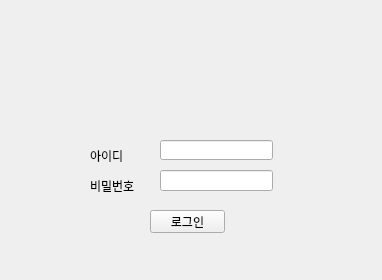
Old version of the form ui/login.ui in the repository gigeon/car_detection.
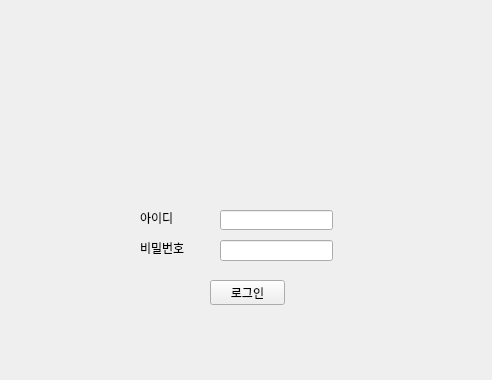
New version of the form.

Commit message: 로그인 ui 사이즈 변경 및 main ui 생성

The edit to the form file:
```diff
--- a/ui/login.ui
+++ b/ui/login.ui
@@ -6,20 +6,26 @@
    <rect>
     <x>0</x>
     <y>0</y>
-    <width>382</width>
-    <height>280</height>
+    <width>492</width>
+    <height>380</height>
    </rect>
   </property>
+  <property name="maximumSize">
+   <size>
+    <width>492</width>
+    <height>380</height>
+   </size>
+  </property>
   <property name="windowTitle">
    <string>Form</string>
   </property>
   <widget class="QLabel" name="id_label">
    <property name="geometry">
     <rect>
-     <x>90</x>
-     <y>150</y>
-     <width>56</width>
-     <height>12</height>
+     <x>140</x>
+     <y>210</y>
+     <width>81</width>
+     <height>16</height>
     </rect>
    </property>
    <property name="text">
@@ -29,10 +35,10 @@
   <widget class="QPushButton" name="login_btn">
    <property name="geometry">
     <rect>
-     <x>150</x>
-     <y>210</y>
+     <x>210</x>
+     <y>280</y>
      <width>75</width>
-     <height>23</height>
+     <height>25</height>
     </rect>
    </property>
    <property name="text">
@@ -42,8 +48,8 @@
   <widget class="QLineEdit" name="id_txt">
    <property name="geometry">
     <rect>
-     <x>160</x>
-     <y>140</y>
+     <x>220</x>
+     <y>210</y>
      <width>113</width>
      <height>20</height>
     </rect>
@@ -52,8 +58,8 @@
   <widget class="QLineEdit" name="pwd_txt">
    <property name="geometry">
     <rect>
-     <x>160</x>
-     <y>170</y>
+     <x>220</x>
+     <y>240</y>
      <width>113</width>
      <height>21</height>
     </rect>
@@ -62,10 +68,10 @@
   <widget class="QLabel" name="pwd_label">
    <property name="geometry">
     <rect>
-     <x>90</x>
-     <y>180</y>
-     <width>56</width>
-     <height>12</height>
+     <x>140</x>
+     <y>240</y>
+     <width>81</width>
+     <height>16</height>
     </rect>
    </property>
    <property name="text">
```
The commit also changes 7 other files.
